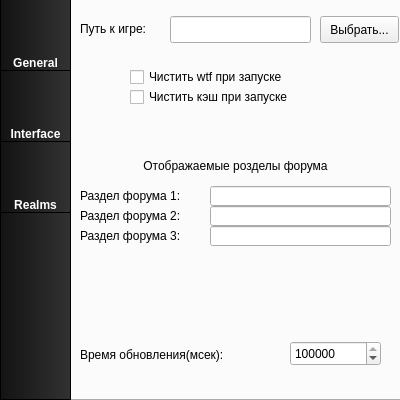
First picture: the form in src/gui/form/settingsform.ui, repository mynew1/Circle-Launcher, before the edit.
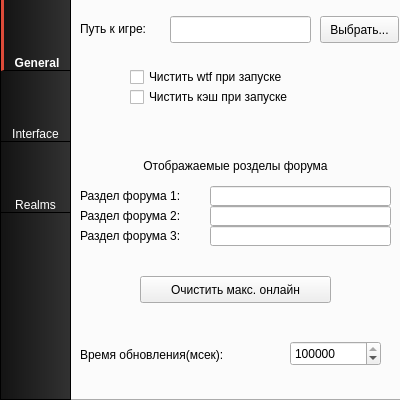
Second picture: the form after the edit. Icons and pictures are not drawn.

Commit message: Added ClearMaxOnline button. Some fixes in last commit.

```diff
--- a/src/gui/form/settingsform.ui
+++ b/src/gui/form/settingsform.ui
@@ -219,6 +219,19 @@
       <set>Qt::AlignCenter</set>
      </property>
     </widget>
+    <widget class="QPushButton" name="clearOnlineButton">
+     <property name="geometry">
+      <rect>
+       <x>70</x>
+       <y>280</y>
+       <width>191</width>
+       <height>27</height>
+      </rect>
+     </property>
+     <property name="text">
+      <string>Очистить макс. онлайн</string>
+     </property>
+    </widget>
    </widget>
    <widget class="QWidget" name="tab">
     <attribute name="title">
@@ -298,7 +311,6 @@
 QPushButton{
 	font: 8pt &quot;Arial&quot;;
 	color: white;
-	font-weight: bold;
 	border:none;
 	background-color: qlineargradient(spread:pad, x1:0, y1:0, x2:1, y2:0, stop:0 rgb(19,19,19), stop:1 rgb(50,50,50));
 	border-bottom: 1px solid rgb(0,0,0);
@@ -318,7 +330,9 @@
      </rect>
     </property>
     <property name="styleSheet">
-     <string notr="true">image: url(:/img/medal.png);</string>
+     <string notr="true">font-weight: bold;
+image: url(:/img/medal.png);
+border-left: 3px solid rgb(221,75,57);</string>
     </property>
     <property name="text">
      <string>
```
The commit also changes 2 other files.
